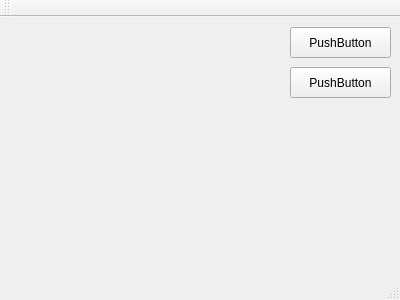
wpsteak/QT_Practice, file mainwindow.ui: the form before one commit.
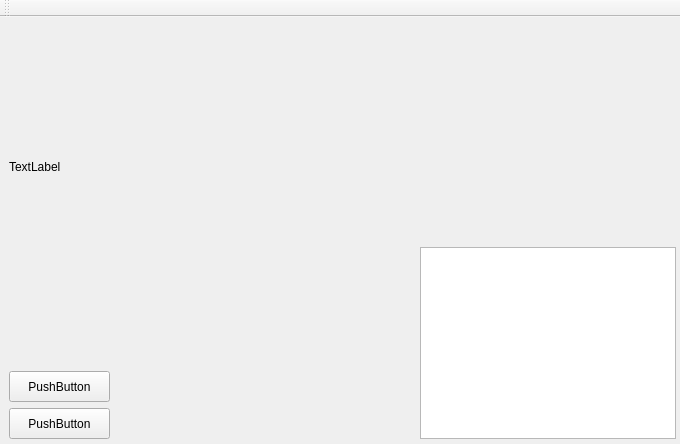
The form after the commit.

Commit message: now can display basic image view on window

What changed in the file:
```diff
--- a/mainwindow.ui
+++ b/mainwindow.ui
@@ -6,8 +6,8 @@
    <rect>
     <x>0</x>
     <y>0</y>
-    <width>400</width>
-    <height>300</height>
+    <width>680</width>
+    <height>444</height>
    </rect>
   </property>
   <property name="windowTitle">
@@ -17,8 +17,8 @@
    <widget class="QPushButton" name="pushButton">
     <property name="geometry">
      <rect>
-      <x>290</x>
-      <y>10</y>
+      <x>9</x>
+      <y>391</y>
       <width>101</width>
       <height>31</height>
      </rect>
@@ -30,8 +30,8 @@
    <widget class="QPushButton" name="pushButton_2">
     <property name="geometry">
      <rect>
-      <x>290</x>
-      <y>50</y>
+      <x>9</x>
+      <y>354</y>
       <width>101</width>
       <height>31</height>
      </rect>
@@ -40,16 +40,29 @@
      <string>PushButton</string>
     </property>
    </widget>
-  </widget>
-  <widget class="QMenuBar" name="menuBar">
-   <property name="geometry">
-    <rect>
-     <x>0</x>
-     <y>0</y>
-     <width>400</width>
-     <height>27</height>
-    </rect>
-   </property>
+   <widget class="QLabel" name="imageLabel">
+    <property name="geometry">
+     <rect>
+      <x>9</x>
+      <y>9</y>
+      <width>371</width>
+      <height>281</height>
+     </rect>
+    </property>
+    <property name="text">
+     <string>TextLabel</string>
+    </property>
+   </widget>
+   <widget class="QGraphicsView" name="graphicsView">
+    <property name="geometry">
+     <rect>
+      <x>420</x>
+      <y>230</y>
+      <width>256</width>
+      <height>192</height>
+     </rect>
+    </property>
+   </widget>
   </widget>
   <widget class="QToolBar" name="mainToolBar">
    <attribute name="toolBarArea">
@@ -59,7 +72,6 @@
     <bool>false</bool>
    </attribute>
   </widget>
-  <widget class="QStatusBar" name="statusBar"/>
  </widget>
  <layoutdefault spacing="6" margin="11"/>
  <resources/>
```
Left out of the diff: 5 changed lines with no effect on the pictures. The commit also changes 7 other files.
